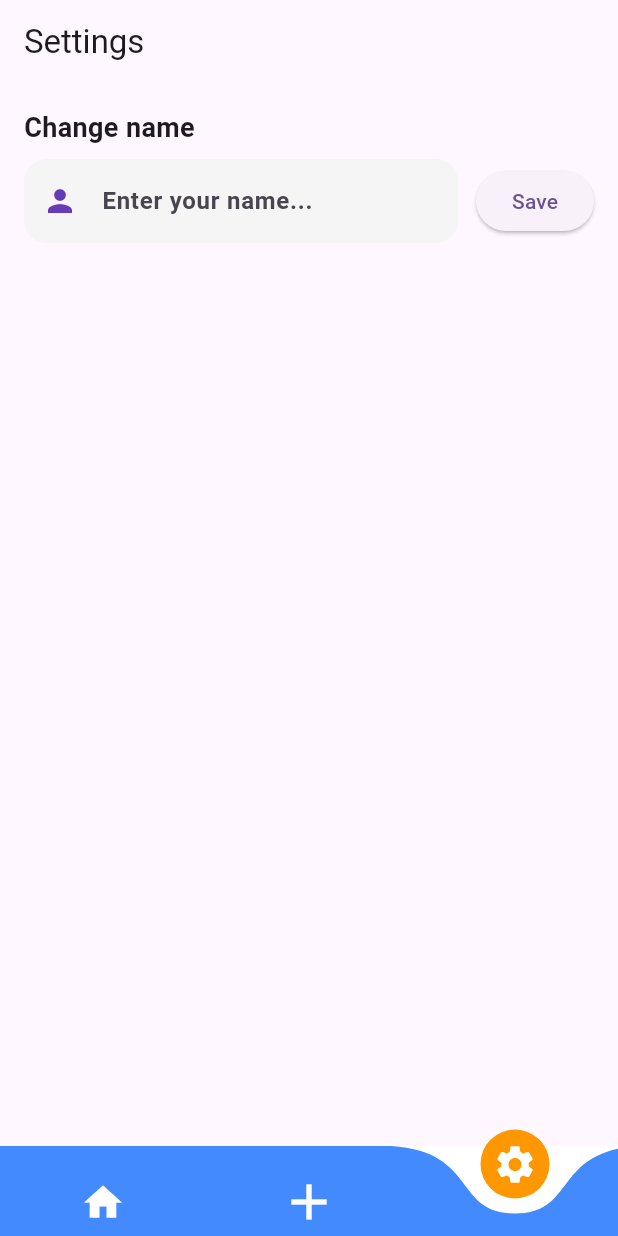
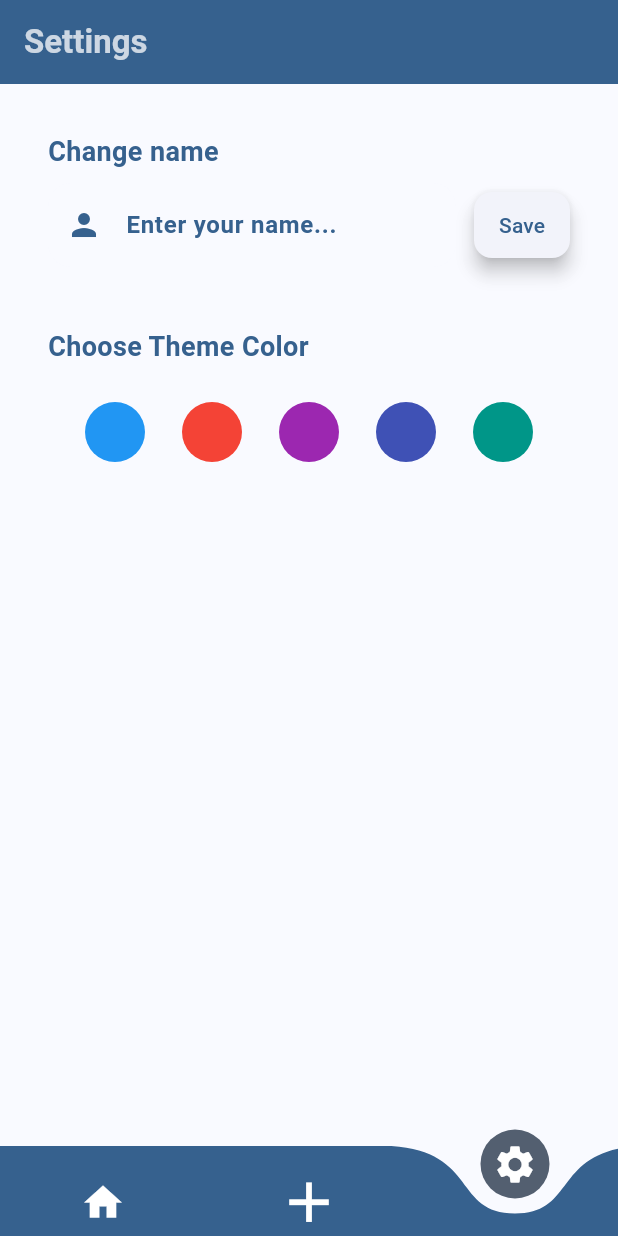
Before and after one commit to sz-adam/habit_tracker, a Flutter app: the screen it shows after launch, item 3 of the bottom bar chosen, on a phone screen of 412 x 824 dp. Run offline on Flutter 3.47's test engine with Material 3 defaults, Android fonts, the phone set to English and light mode, and no system bars; drawn by our look-alikes of curved_navigation_bar; our stand-ins replace flutter_riverpod.

Commit message:
theme colors creation setting

```diff
--- a/lib/main.dart
+++ b/lib/main.dart
@@ -1,24 +1,28 @@
 import 'package:flutter/material.dart';
+import 'package:habit_tracker/riverpod/color_provider.dart';
 import 'package:habit_tracker/screens/navigation/bottom_navigation.dart';
 import 'package:flutter_riverpod/flutter_riverpod.dart';
 
 void main() {
-  runApp(
-    ProviderScope(
-      child:MyApp()
-    )
-  );
+  runApp(ProviderScope(child: MyApp()));
 }
 
-class MyApp extends StatelessWidget {
+class MyApp extends ConsumerWidget {
   const MyApp({super.key});
 
   @override
-  Widget build(BuildContext context) {
+  Widget build(BuildContext context, WidgetRef ref) {
+    final selectedColor = ref.watch(colorProvider);
+
+    final colorScheme = ColorScheme.fromSeed(seedColor: selectedColor);
+    final theme = Theme.of(context);
+
     return MaterialApp(
       title: 'Habit tracker',
       theme: ThemeData(
-        colorScheme: ColorScheme.fromSeed(seedColor: Colors.deepPurple),
+        colorScheme: colorScheme,
+        scaffoldBackgroundColor: colorScheme.background.withOpacity(0.65),
+        appBarTheme: AppBarTheme(backgroundColor: colorScheme.primary),
       ),
       home: BottomNavigation(),
     );
--- /dev/null
+++ b/lib/riverpod/color_provider.dart
@@ -0,0 +1,15 @@
+import 'package:flutter_riverpod/flutter_riverpod.dart';
+import 'package:flutter/material.dart';
+
+final colorProvider = StateNotifierProvider<ColorNotifier, Color>(
+  (ref) => ColorNotifier(Colors.blue),
+);
+
+class ColorNotifier extends StateNotifier<Color> {
+  ColorNotifier(Color state) : super(state);
+
+  //szin frissítés
+  void changeColor(Color newColor) {
+    state = newColor;
+  }
+}
--- a/lib/screens/add_habit.dart
+++ b/lib/screens/add_habit.dart
@@ -10,8 +10,16 @@ class AddHabit extends StatefulWidget {
 class _AddHabitState extends State<AddHabit> {
   @override
   Widget build(BuildContext context) {
-    return const Scaffold(
-      body: Center(
+    final theme = Theme.of(context);
+
+    return Scaffold(
+      appBar: AppBar(
+        title: Text("Add Habit",style: TextStyle(
+          color: theme.colorScheme.onPrimary.withOpacity(0.75),
+          fontWeight: FontWeight.bold,
+        ),),
+      ),
+      body: const Center(
         child: Text(
           'Add habit',
           style: TextStyle(fontSize: 24, fontWeight: FontWeight.bold),
--- a/lib/screens/home_screen.dart
+++ b/lib/screens/home_screen.dart
@@ -13,11 +13,16 @@ class _HomeScreenState extends ConsumerState<HomeScreen> {
   @override
   Widget build(BuildContext context) {
     final userName = ref.watch(userNameProvider);
+    final theme = Theme.of(context);
 
     return Scaffold(
       appBar: AppBar(
         title: Text(
           userName.isNotEmpty ? 'Welcome, $userName' : 'Welcome : User',
+          style: TextStyle(
+            color: theme.colorScheme.onPrimary.withOpacity(0.75),
+            fontWeight: FontWeight.bold,
+          ),
         ),
       ),
       body: const Center(
--- a/lib/screens/navigation/bottom_navigation.dart
+++ b/lib/screens/navigation/bottom_navigation.dart
@@ -3,7 +3,6 @@ import 'package:flutter/material.dart';
 import 'package:habit_tracker/screens/add_habit.dart';
 import 'package:habit_tracker/screens/home_screen.dart';
 import 'package:habit_tracker/screens/settings_screen.dart';
-
 
 class BottomNavigation extends StatefulWidget {
   const BottomNavigation({super.key});
@@ -15,11 +14,7 @@ class BottomNavigation extends StatefulWidget {
 class _BottomNavigationState extends State<BottomNavigation> {
   int _selectedIndex = 0;
 
-  List<Widget> _screens = [
-    HomeScreen(),
-    AddHabit(),
-    SettingsScreen(),
-  ];
+  final List<Widget> _screens = [HomeScreen(), AddHabit(), SettingsScreen()];
 
   void _onItemTapped(int index) {
     setState(() {
@@ -29,22 +24,24 @@ class _BottomNavigationState extends State<BottomNavigation> {
 
   @override
   Widget build(BuildContext context) {
+    final theme = Theme.of(context);
+
     return Scaffold(
       body: _screens[_selectedIndex],
       bottomNavigationBar: CurvedNavigationBar(
         index: _selectedIndex,
         height: 60.0,
-        color: Colors.blueAccent,
-        buttonBackgroundColor: Colors.orange,
-        backgroundColor: Colors.white,
+        color: theme.colorScheme.primary,
+        buttonBackgroundColor: theme.colorScheme.secondary,
+        backgroundColor: theme.scaffoldBackgroundColor,
         items: <Widget>[
           Icon(Icons.home, size: 30, color: Colors.white),
-          Icon(Icons.add, size: 40, color: Colors.white,),
+          Icon(Icons.add, size: 45, color: Colors.white),
           Icon(Icons.settings, size: 30, color: Colors.white),
         ],
         onTap: _onItemTapped,
         animationDuration: Duration(milliseconds: 300),
-        animationCurve:Curves.linear ,
+        animationCurve: Curves.linear,
       ),
     );
   }
--- a/lib/screens/settings_screen.dart
+++ b/lib/screens/settings_screen.dart
@@ -1,4 +1,5 @@
 import 'package:flutter/material.dart';
+import 'package:habit_tracker/widget/theme_selector.dart';
 import 'package:habit_tracker/widget/update_name.dart';
 
 class SettingsScreen extends StatefulWidget {
@@ -19,11 +20,22 @@ class _SettingsScreenState extends State<SettingsScreen> {
 
   @override
   Widget build(BuildContext context) {
+    final theme = Theme.of(context);
     return Scaffold(
-      appBar: AppBar(title: Text("Settings")),
+      appBar: AppBar(
+        title: Text(
+          "Settings",
+          style: TextStyle(
+            color: theme.colorScheme.onPrimary.withOpacity(0.75),
+            fontWeight: FontWeight.bold,
+          ),
+        ),
+      ),
       body: Padding(
         padding: const EdgeInsets.all(16.0),
-        child: UpdateName()
+        child: Column(
+          children: [UpdateName(), SizedBox(height: 8), ThemeColorSelector()],
+        ),
       ),
     );
   }
--- /dev/null
+++ b/lib/widget/theme_selector.dart
@@ -0,0 +1,57 @@
+import 'package:flutter/material.dart';
+import 'package:flutter_riverpod/flutter_riverpod.dart';
+import '../riverpod/color_provider.dart';
+
+class ThemeColorSelector extends ConsumerWidget {
+  const ThemeColorSelector({super.key});
+
+  @override
+  Widget build(BuildContext context, WidgetRef ref) {
+    final theme = Theme.of(context);
+
+    // Színek listája
+    final colors = [
+      Colors.blue,
+      Colors.red,
+      Colors.purple,
+      Colors.indigo,
+      Colors.teal,
+    ];
+
+    return Padding(
+      padding: const EdgeInsets.all(16.0),
+      child: Column(
+        crossAxisAlignment: CrossAxisAlignment.start,
+        children: [
+          Text(
+            "Choose Theme Color",
+            style: TextStyle(
+              fontSize: 18,
+              fontWeight: FontWeight.bold,
+              color: theme.primaryColor,
+            ),
+          ),
+          SizedBox(height: 24),
+          Row(
+            mainAxisAlignment: MainAxisAlignment.spaceEvenly,
+            children: colors.map((color) {
+              return GestureDetector(
+                onTap: () {
+                  ref.read(colorProvider.notifier).changeColor(color);
+                },
+                child: Container(
+                  width: 40,
+                  height: 40,
+                  decoration: BoxDecoration(
+                    color: color,
+                    shape: BoxShape.circle,
+                  ),
+                ),
+              );
+            }).toList(),
+          ),
+        ],
+      ),
+    );
+  }
+}
--- a/lib/widget/update_name.dart
+++ b/lib/widget/update_name.dart
@@ -21,12 +21,21 @@ class _UpdateNameState extends ConsumerState<UpdateName> {
 
   @override
   Widget build(BuildContext context) {
-    return Column(
+    // téma elérése
+    final theme = Theme.of(context);
+
+    return Padding(
+      padding: const EdgeInsets.all(16.0),
+      child: Column(
         crossAxisAlignment: CrossAxisAlignment.start,
         children: [
           Text(
             "Change name",
-          style: TextStyle(fontSize: 18, fontWeight: FontWeight.bold),
+            style: TextStyle(
+              fontSize: 18,
+              fontWeight: FontWeight.bold,
+              color: theme.primaryColor,
+            ),
           ),
           SizedBox(height: 8),
           Row(
@@ -35,17 +44,25 @@ class _UpdateNameState extends ConsumerState<UpdateName> {
                 child: TextField(
                   controller: _nameController,
                   style: TextStyle(
-                  color: Colors.deepPurple,
+                    color: theme.primaryColor,
                     fontWeight: FontWeight.w600,
                   ),
                   decoration: InputDecoration(
                     hintText: "Enter your name...",
-                  prefixIcon: Icon(Icons.person, color: Colors.deepPurple),
+                    hintStyle: TextStyle(color: theme.primaryColor),
+                    prefixIcon: Icon(Icons.person, color: theme.primaryColor),
                     filled: true,
-                  fillColor: Colors.grey.shade100,
+                    fillColor: theme.scaffoldBackgroundColor,
                     border: OutlineInputBorder(
                       borderRadius: BorderRadius.circular(15),
                       borderSide: BorderSide.none,
+                    ),
+                    focusedBorder: OutlineInputBorder(
+                      borderRadius: BorderRadius.circular(15),
+                      borderSide: BorderSide(
+                        color: theme.primaryColor,
+                        width: 2,
+                      ),
                     ),
                   ),
                 ),
@@ -63,11 +80,19 @@ class _UpdateNameState extends ConsumerState<UpdateName> {
                     _nameController.clear();
                   }
                 },
+                style: ElevatedButton.styleFrom(
+                  shape: RoundedRectangleBorder(
+                    borderRadius: BorderRadius.circular(12),
+                  ),
+                  elevation: 5,
+                  padding: EdgeInsets.symmetric(horizontal: 16, vertical: 12),
+                ),
                 child: Text("Save"),
               ),
             ],
           ),
         ],
+      ),
     );
   }
 }
```
Lines whose indentation alone changed are shown as unchanged.
